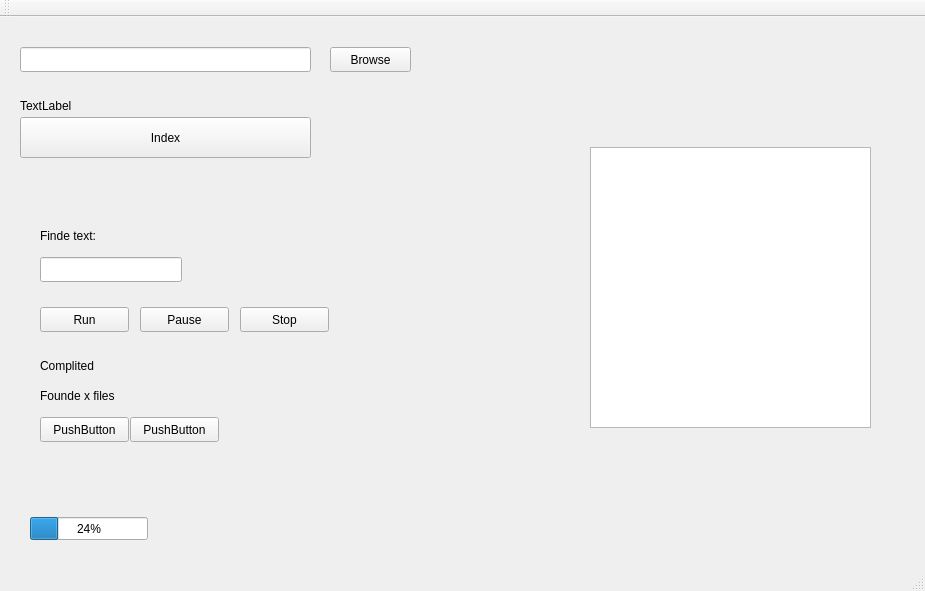
This is SubstringFinder/mainwindow.ui in Roket132/cpp-substring-finder as Qt 5 draws it before an edit. The edited form follows.
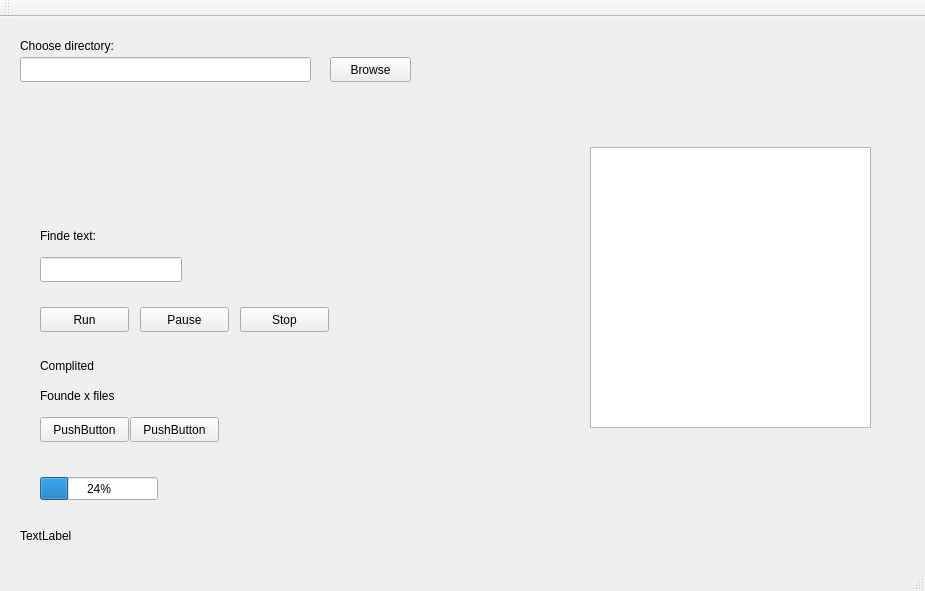
This is the edited form.

```diff
--- a/SubstringFinder/mainwindow.ui
+++ b/SubstringFinder/mainwindow.ui
@@ -41,7 +41,7 @@
     <property name="geometry">
      <rect>
       <x>20</x>
-      <y>30</y>
+      <y>40</y>
       <width>291</width>
       <height>25</height>
      </rect>
@@ -64,7 +64,7 @@
     <property name="geometry">
      <rect>
       <x>330</x>
-      <y>30</y>
+      <y>40</y>
       <width>81</width>
       <height>25</height>
      </rect>
@@ -115,8 +115,8 @@
    <widget class="QProgressBar" name="progressBar">
     <property name="geometry">
      <rect>
-      <x>30</x>
-      <y>500</y>
+      <x>40</x>
+      <y>460</y>
       <width>118</width>
       <height>23</height>
      </rect>
@@ -164,30 +164,17 @@
      <string>PushButton</string>
     </property>
    </widget>
-   <widget class="QPushButton" name="indexButton">
-    <property name="geometry">
-     <rect>
-      <x>20</x>
-      <y>100</y>
-      <width>291</width>
-      <height>41</height>
-     </rect>
-    </property>
-    <property name="text">
-     <string>Index</string>
-    </property>
-   </widget>
    <widget class="QLabel" name="label_3">
     <property name="geometry">
      <rect>
       <x>20</x>
-      <y>80</y>
-      <width>67</width>
+      <y>20</y>
+      <width>151</width>
       <height>17</height>
      </rect>
     </property>
     <property name="text">
-     <string>TextLabel</string>
+     <string>Choose directory:</string>
     </property>
    </widget>
    <widget class="QLabel" name="label_4">
@@ -203,6 +190,19 @@
      <string>Founde x files</string>
     </property>
    </widget>
+   <widget class="QLabel" name="index_status">
+    <property name="geometry">
+     <rect>
+      <x>20</x>
+      <y>510</y>
+      <width>67</width>
+      <height>17</height>
+     </rect>
+    </property>
+    <property name="text">
+     <string>TextLabel</string>
+    </property>
+   </widget>
   </widget>
   <widget class="QMenuBar" name="menuBar">
    <property name="geometry">
```
